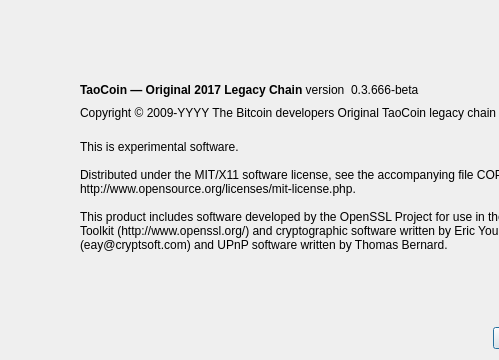
This is src/qt/forms/aboutdialog.ui in Xnuva-Blockchain-Project/Tao as Qt 5 draws it before an edit; both pictures show x 137 to 636 and y 0 to 360 of the 721 by 360 pixel window. The edited form follows.
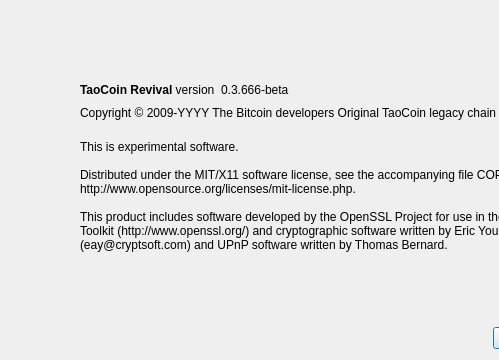
This is the edited form. Icons and pictures are not drawn.

Commit message: Remove remaining Legacy identity from TaoCoin Revival GUI

```diff
--- a/src/qt/forms/aboutdialog.ui
+++ b/src/qt/forms/aboutdialog.ui
@@ -65,7 +65,7 @@
           <cursorShape>IBeamCursor</cursorShape>
          </property>
          <property name="text">
-          <string>&lt;b&gt;TaoCoin — Original 2017 Legacy Chain&lt;/b&gt; version</string>
+          <string>&lt;b&gt;TaoCoin Revival&lt;/b&gt; version</string>
          </property>
          <property name="textInteractionFlags">
           <set>Qt::LinksAccessibleByMouse|Qt::TextSelectableByKeyboard|Qt::TextSelectableByMouse</set>
```
Left out of the diff: 2 changed lines with no effect on the pictures. The commit also changes 3 other files.
